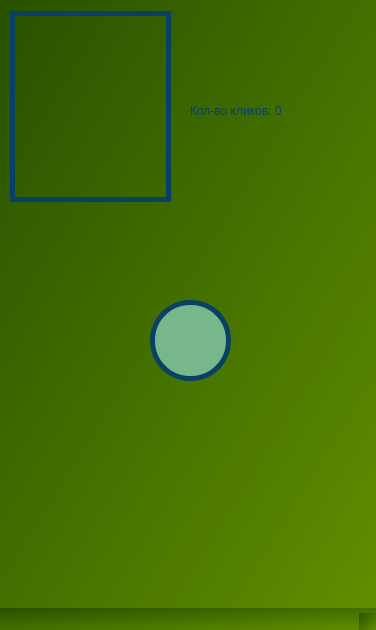
Qt form untitled.ui (ver-tuego/tool-yandex) before a commit.
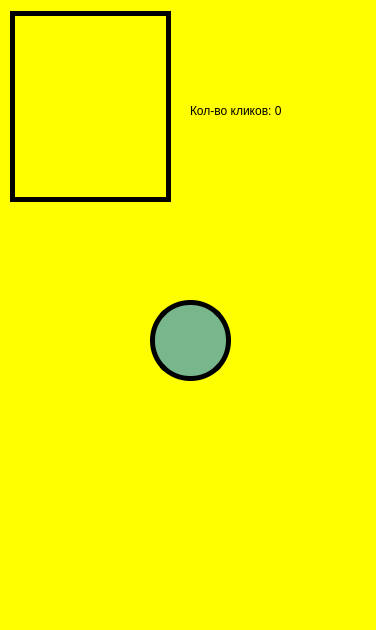
The same form after that commit.

The edit to the form file:
```diff
--- a/untitled.ui
+++ b/untitled.ui
@@ -14,7 +14,7 @@
    <string>MainWindow</string>
   </property>
   <property name="styleSheet">
-   <string notr="true">background: qlineargradient(spread:reflect, x1:0, y1:0, x2:1, y2:1, stop:0 rgba(40, 81, 0, 255), stop:1 rgba(95, 142, 0, 255))</string>
+   <string notr="true">background-color: #FFFF00;</string>
   </property>
   <widget class="QWidget" name="centralwidget">
    <widget class="QPushButton" name="ClickButton">
@@ -30,7 +30,7 @@
      <string notr="true">QPushButton {
 	background-color: #78B78C;
 	border-radius: 40px;
-	border: 5px solid #094065;
+	border: 5px solid #000000;
 }
 
 QPushButton:hover {
@@ -52,7 +52,7 @@
     </property>
     <property name="styleSheet">
      <string notr="true">background-color: rgba(0, 0, 0, 0);
-color: #094065;
+color: #000000;
 font: 75 12pt &quot;MS Shell Dlg 2&quot;;
 </string>
     </property>
@@ -71,7 +71,7 @@
     </property>
     <property name="styleSheet">
      <string notr="true">background-color: rgba(0, 0, 0, 0);
-border: 5px solid #094065;</string>
+border: 5px solid #000000;</string>
     </property>
    </widget>
   </widget>
```
